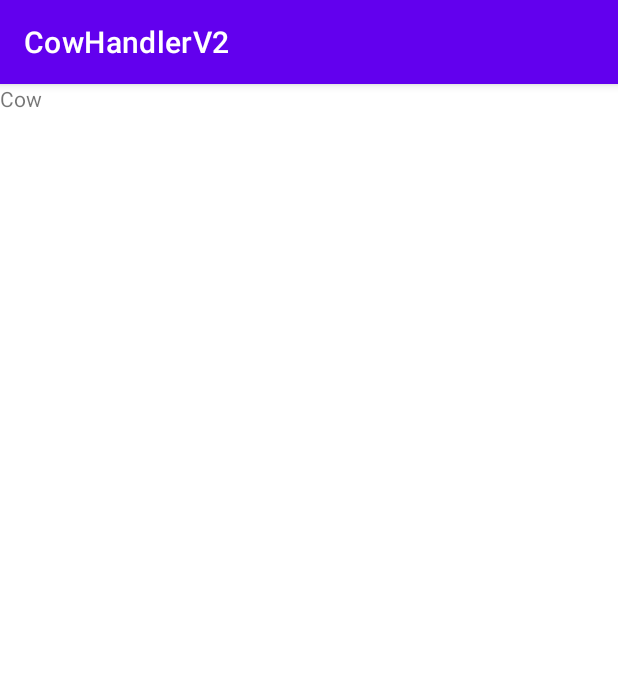
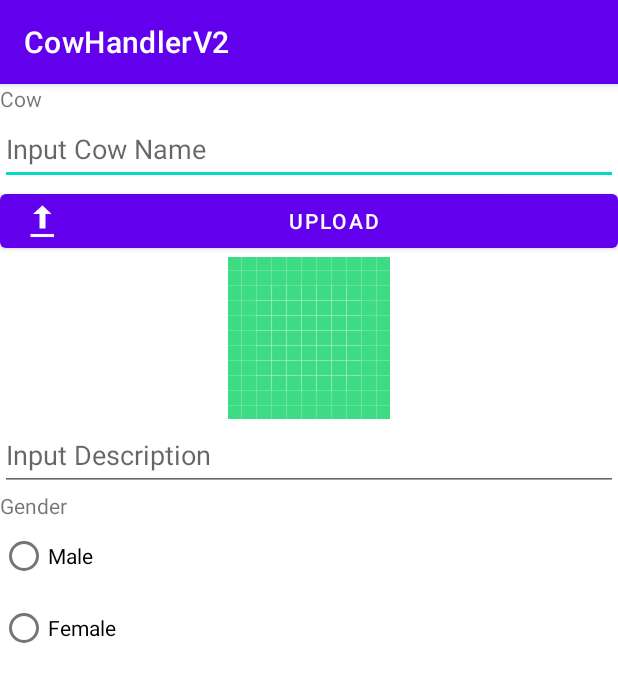
Before and after one commit to sboutros22/CowHandlerV2, an Android app: the CowEntry screen opened directly, with no data from a screen before it, on a phone screen of 412 x 824 dp. Shown: the top 682 px of the screen. Run offline under Robolectric (Android 15) with nearby library versions, the phone set to English and light mode, and no system bars.

Commit message:
Added CowEntry activity and placeholder entry fields

```diff
--- a/app/src/main/res/layout/activity_cow_entry.xml
+++ b/app/src/main/res/layout/activity_cow_entry.xml
@@ -12,4 +12,65 @@
         android:layout_width="match_parent"
         android:layout_height="wrap_content"
         android:text="@string/cow" />
+
+    <EditText
+        android:id="@+id/editName"
+        android:layout_width="match_parent"
+        android:layout_height="wrap_content"
+        android:hint="@string/input_cow_name"
+        android:inputType="text"
+        android:minHeight="48dp" />
+
+    <Button
+        android:id="@+id/uploadButton"
+        android:layout_width="match_parent"
+        android:layout_height="wrap_content"
+        android:text="@string/upload_txt"
+        app:icon="@android:drawable/stat_sys_upload" />
+
+    <ImageView
+        android:id="@+id/cowImage"
+        android:layout_width="match_parent"
+        android:layout_height="wrap_content"
+        android:contentDescription="@string/cow"
+        app:srcCompat="@drawable/ic_launcher_background" />
+
+    <EditText
+        android:id="@+id/addDescription"
+        android:layout_width="match_parent"
+        android:layout_height="wrap_content"
+        android:hint="@string/input_description"
+        android:inputType="text"
+        android:minHeight="48dp" />
+
+    <TextView
+        android:id="@+id/genderInput"
+        android:layout_width="match_parent"
+        android:layout_height="wrap_content"
+        android:text="@string/gender" />
+
+    <RadioGroup
+        android:layout_width="match_parent"
+        android:layout_height="match_parent">
+
+        <RadioButton
+            android:id="@+id/maleInput"
+            android:layout_width="match_parent"
+            android:layout_height="wrap_content"
+            android:text="@string/gender_male" />
+
+        <RadioButton
+            android:id="@+id/femaleInput"
+            android:layout_width="match_parent"
+            android:layout_height="wrap_content"
+            android:text="@string/gender_female" />
+
+    </RadioGroup>
+
+    <TextView
+        android:id="@+id/speciesText"
+        android:layout_width="match_parent"
+        android:layout_height="wrap_content"
+        android:text="@string/input_species" />
+
 </LinearLayout>
--- a/app/src/main/res/values/strings.xml
+++ b/app/src/main/res/values/strings.xml
@@ -13,4 +13,13 @@
     <string name="herd">Herd</string>
     <string name="paddock">Paddock</string>
     <string name="pasture">Pasture</string>
+
+    <string name="input_cow_name">Input Cow Name</string>
+    <string name="input_description">Input Description</string>
+    <string name="gender">Gender</string>
+    <string name="gender_male">Male</string>
+    <string name="gender_female">Female</string>
+    <string name="input_species">Input Species</string>
+
+    <string name="upload_txt">Upload</string>
 </resources>
```
